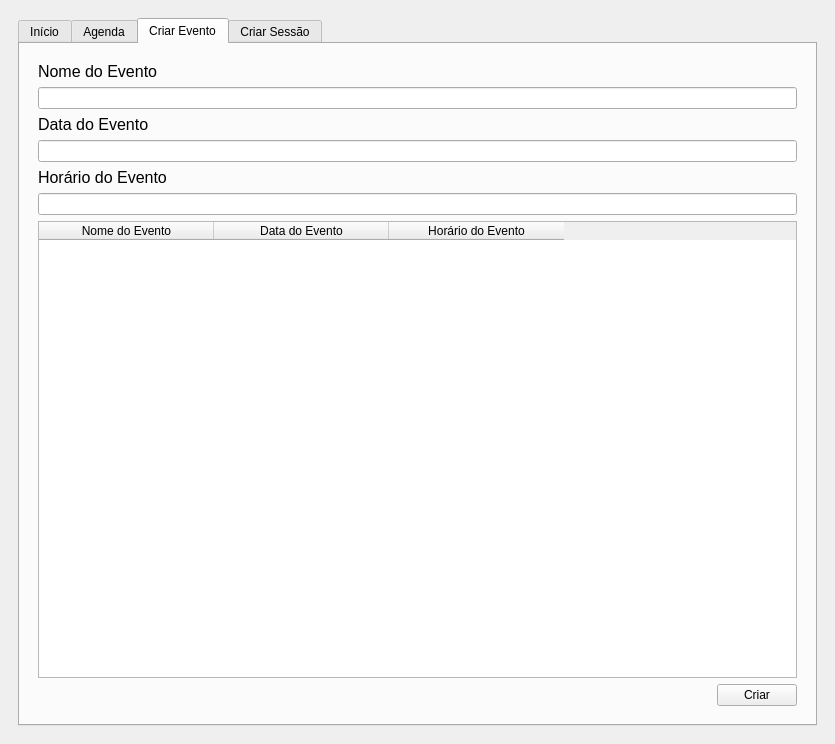
Old version of the form TrabalhoEventos/view/participante_ui.ui in the repository DaniloMenezesXML/GestaoEventos.
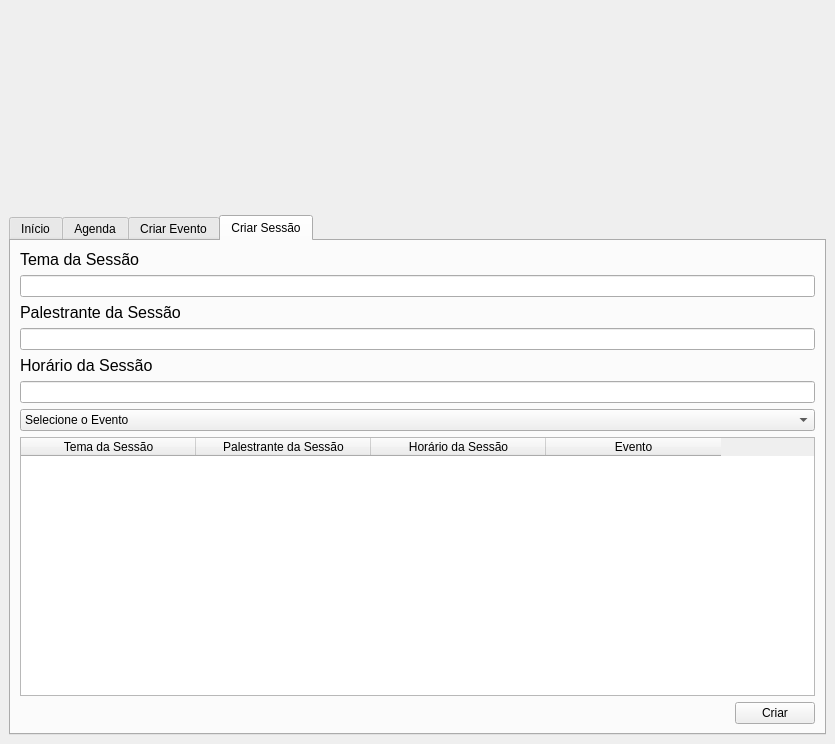
New version of the form. The open tabs and pages were chosen to show the change. Icons and pictures are not drawn.

```diff
--- a/TrabalhoEventos/view/participante_ui.ui
+++ b/TrabalhoEventos/view/participante_ui.ui
@@ -14,20 +14,7 @@
    <string>MainWindow</string>
   </property>
   <widget class="QWidget" name="centralwidget">
-   <layout class="QVBoxLayout" name="verticalLayout_5">
-    <item>
-     <widget class="QWidget" name="widget" native="true">
-      <layout class="QVBoxLayout" name="verticalLayout_2">
-       <item>
-        <widget class="QTabWidget" name="tabWidget">
-         <property name="currentIndex">
-          <number>3</number>
-         </property>
-         <widget class="QWidget" name="inicio">
-          <attribute name="title">
-           <string>Início</string>
-          </attribute>
-          <layout class="QVBoxLayout" name="verticalLayout_15">
+   <layout class="QVBoxLayout" name="verticalLayout_3">
            <item>
             <widget class="QWidget" name="widget_6" native="true">
              <property name="enabled">
@@ -42,7 +29,7 @@
              <property name="styleSheet">
               <string notr="true">image: url(:/icon/MicrosoftTeams-image.png)</string>
              </property>
-             <layout class="QVBoxLayout" name="verticalLayout_14">
+      <layout class="QVBoxLayout" name="verticalLayout_5">
               <item>
                <spacer name="verticalSpacer_2">
                 <property name="orientation">
@@ -51,7 +38,7 @@
                 <property name="sizeHint" stdset="0">
                  <size>
                   <width>10</width>
-                  <height>254</height>
+           <height>179</height>
                  </size>
                 </property>
                </spacer>
@@ -60,7 +47,14 @@
             </widget>
            </item>
            <item>
-            <widget class="QWidget" name="widget_5" native="true">
+     <widget class="QTabWidget" name="tabWidget">
+      <property name="currentIndex">
+       <number>3</number>
+      </property>
+      <widget class="QWidget" name="tab_inicio">
+       <attribute name="title">
+        <string>Início</string>
+       </attribute>
              <layout class="QVBoxLayout" name="verticalLayout_6">
               <item>
                <widget class="QPushButton" name="btn_inscrever_participante">
@@ -120,17 +114,11 @@
               </item>
              </layout>
             </widget>
-           </item>
-          </layout>
-         </widget>
-         <widget class="QWidget" name="agenda">
+      <widget class="QWidget" name="tab_agenda">
           <attribute name="title">
            <string>Agenda</string>
           </attribute>
-          <layout class="QVBoxLayout" name="verticalLayout_12">
-           <item>
-            <widget class="QWidget" name="widget_4" native="true">
-             <layout class="QVBoxLayout" name="verticalLayout_11">
+       <layout class="QVBoxLayout" name="verticalLayout_4">
               <item>
                <widget class="QLabel" name="lbl_email_participante">
                 <property name="text">
@@ -187,17 +175,11 @@
               </item>
              </layout>
             </widget>
-           </item>
-          </layout>
-         </widget>
-         <widget class="QWidget" name="criar_evento">
+      <widget class="QWidget" name="tab_criar_evento">
           <attribute name="title">
            <string>Criar Evento</string>
           </attribute>
-          <layout class="QVBoxLayout" name="verticalLayout_3">
-           <item>
-            <widget class="QWidget" name="widget_2" native="true">
-             <layout class="QVBoxLayout" name="verticalLayout_4">
+       <layout class="QVBoxLayout" name="verticalLayout_2">
               <item>
                <widget class="QLabel" name="lbl_nome_evento">
                 <property name="text">
@@ -251,15 +233,15 @@
                </widget>
               </item>
               <item>
-               <layout class="QHBoxLayout" name="horizontalLayout_3">
+         <layout class="QHBoxLayout" name="horizontalLayout_4">
                 <item>
-                 <spacer name="horizontalSpacer_2">
+           <spacer name="horizontalSpacer_3">
                   <property name="orientation">
                    <enum>Qt::Horizontal</enum>
                   </property>
                   <property name="sizeHint" stdset="0">
                    <size>
-                    <width>548</width>
+              <width>40</width>
                     <height>20</height>
                    </size>
                   </property>
@@ -276,16 +258,10 @@
               </item>
              </layout>
             </widget>
-           </item>
-          </layout>
-         </widget>
-         <widget class="QWidget" name="criar_sessao">
+      <widget class="QWidget" name="tab_criar_sessao">
           <attribute name="title">
            <string>Criar Sessão</string>
           </attribute>
-          <layout class="QVBoxLayout" name="verticalLayout_10">
-           <item>
-            <widget class="QWidget" name="widget_3" native="true">
              <layout class="QVBoxLayout" name="verticalLayout">
               <item>
                <widget class="QLabel" name="lbl_tema_sessao">
@@ -360,15 +336,15 @@
                </widget>
               </item>
               <item>
-               <layout class="QHBoxLayout" name="horizontalLayout_4">
+         <layout class="QHBoxLayout" name="horizontalLayout_2">
                 <item>
-                 <spacer name="horizontalSpacer_3">
+           <spacer name="horizontalSpacer">
                   <property name="orientation">
                    <enum>Qt::Horizontal</enum>
                   </property>
                   <property name="sizeHint" stdset="0">
                    <size>
-                    <width>548</width>
+              <width>40</width>
                     <height>20</height>
                    </size>
                   </property>
@@ -385,12 +361,6 @@
               </item>
              </layout>
             </widget>
-           </item>
-          </layout>
-         </widget>
-        </widget>
-       </item>
-      </layout>
      </widget>
     </item>
    </layout>
```
Lines whose indentation alone changed are shown as unchanged.
